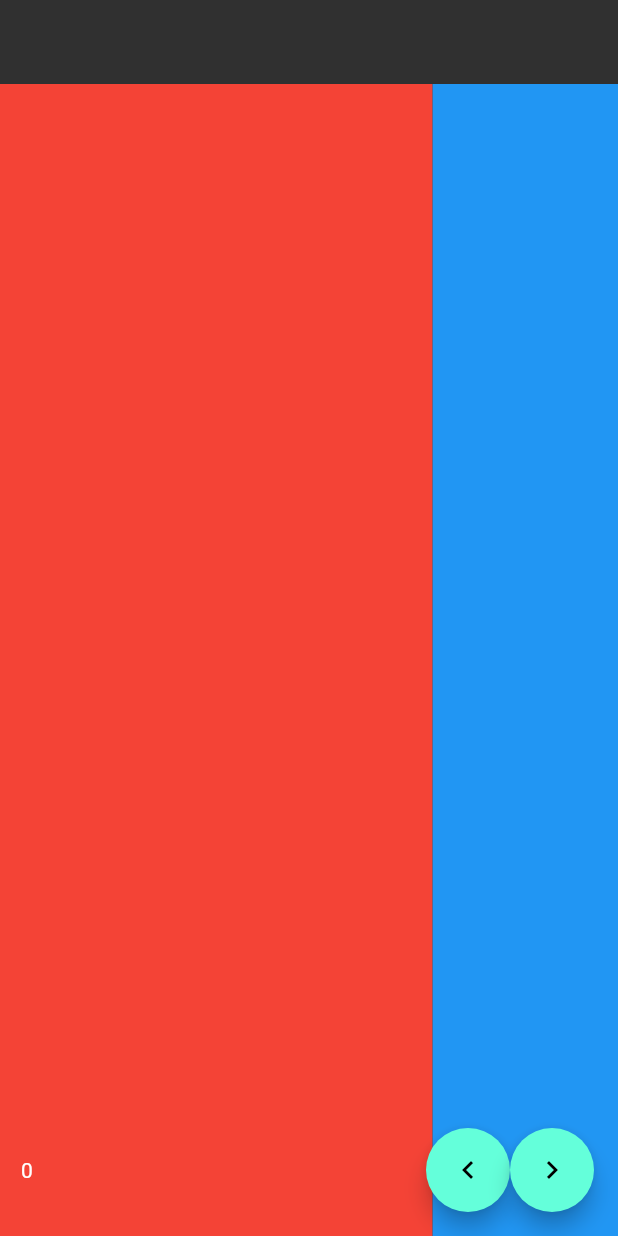
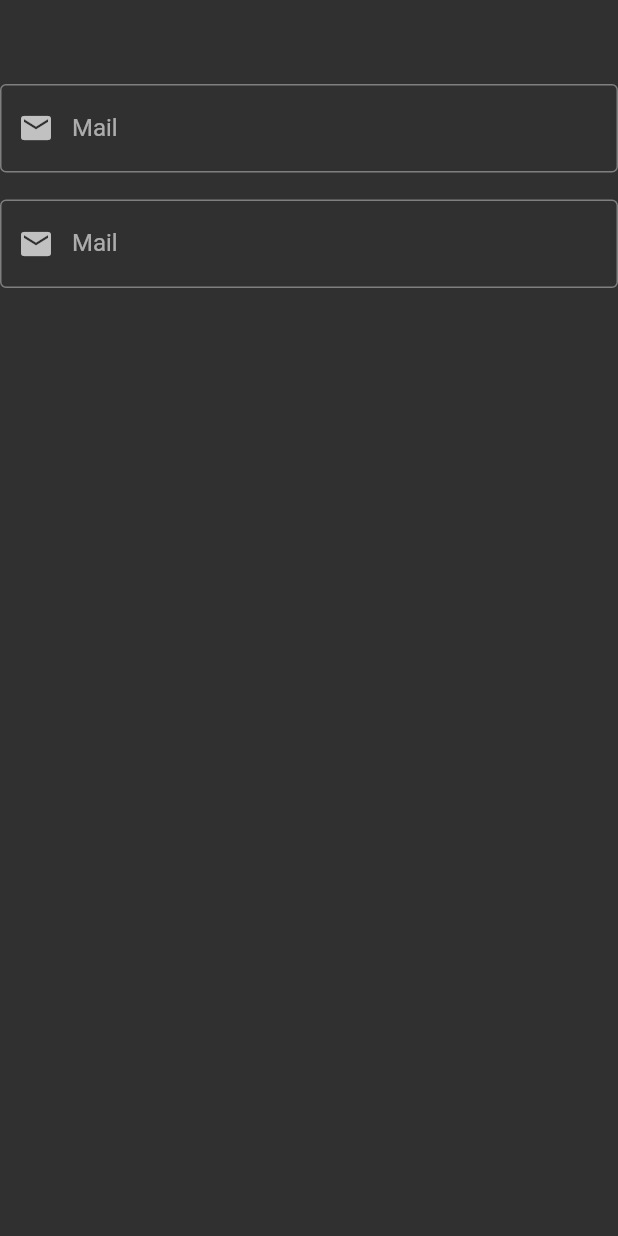
Before and after one commit to cetincangokal/flutter101, a Flutter app: the screen it shows after launch, on a phone screen of 412 x 824 dp. Run offline on Flutter 3.47's test engine with Material 2 defaults, Android fonts, the phone set to English and light mode, and no system bars.

Commit message:
lifeCycle & textField

```diff
--- /dev/null
+++ b/flutter_application_1/lib/101/text_field_learn.dart
@@ -0,0 +1,60 @@
+import 'package:flutter/material.dart';
+import 'package:flutter/services.dart';
+import 'package:flutter_application_1/product/language/language_item.dart';
+
+class TextFieldLearn extends StatefulWidget {
+  const TextFieldLearn({super.key});
+
+  @override
+  State<TextFieldLearn> createState() => _TextFieldLearnState();
+}
+
+class _TextFieldLearnState extends State<TextFieldLearn> {
+  final key = GlobalKey();
+  FocusNode focusNodeTextFieldOne = FocusNode();
+  FocusNode focusNodeTextFieldTwo = FocusNode();
+
+  @override
+  Widget build(BuildContext context) {
+    return Scaffold(
+      appBar: AppBar(),
+      body: Column(
+        children: [
+          TextField(
+            maxLength: 20,
+            buildCounter: (BuildContext context,
+                {int? currentLength, bool? isFocused, int? maxLength}) {
+              return AnimatedContainer(
+                key: key,
+                height: 10,
+                width: 10.0 * (currentLength ?? 0),
+                color: Colors.green,
+                duration: const Duration(seconds: 1),
+              );
+            },
+            keyboardType: TextInputType.emailAddress,
+            autofillHints: const [AutofillHints.email],
+            textInputAction: TextInputAction.next,
+            focusNode: focusNodeTextFieldOne,
+            decoration: _InputDecoration().emailInput
+          ),
+          TextField(
+            decoration: _InputDecoration().emailInput,
+            focusNode: focusNodeTextFieldTwo,
+
+          ),
+        ],
+      ),
+    );
+  }
+}
+
+
+
+class _InputDecoration {
+  final emailInput = InputDecoration(
+                prefixIcon: Icon(Icons.mail),
+                border: OutlineInputBorder(),
+                labelText: LanguageItem.mailTitle,
+                fillColor: Colors.white);
+}
--- a/flutter_application_1/lib/main.dart
+++ b/flutter_application_1/lib/main.dart
@@ -17,7 +17,9 @@ import 'package:flutter_application_1/101/page_view_learn.dart';
 import 'package:flutter_application_1/101/scaffold_learn.dart';
 import 'package:flutter_application_1/101/stack_learn.dart';
 import 'package:flutter_application_1/101/stateful_learn.dart';
+import 'package:flutter_application_1/101/statefull_life_cycle.dart';
 import 'package:flutter_application_1/101/stateless_learn.dart';
+import 'package:flutter_application_1/101/text_field_learn.dart';
 import 'package:flutter_application_1/101/text_widget_learn.dart';
 import 'package:flutter_application_1/demos/note_demos_view.dart';
 import 'package:flutter_application_1/demos/stack_demo_view.dart';
@@ -51,7 +53,7 @@ class MyApp extends StatelessWidget {
         progressIndicatorTheme: ProgressIndicatorThemeData(color: Colors.white),
         listTileTheme: ListTileThemeData(contentPadding: EdgeInsets.zero),
       ),
-      home: pageViewLearn(),
+      home: TextFieldLearn(),
     );
   }
 }
--- a/flutter_application_1/lib/product/language/language_item.dart
+++ b/flutter_application_1/lib/product/language/language_item.dart
@@ -1,3 +1,4 @@
 class LanguageItem {
   static const String welcomeTitle = 'Merhaba';
+  static const String mailTitle = 'Mail';
 }
```
Also changed, not shown: flutter_application_1/lib/101/statefull_life_cycle.dart (added, +75 -0 lines).
